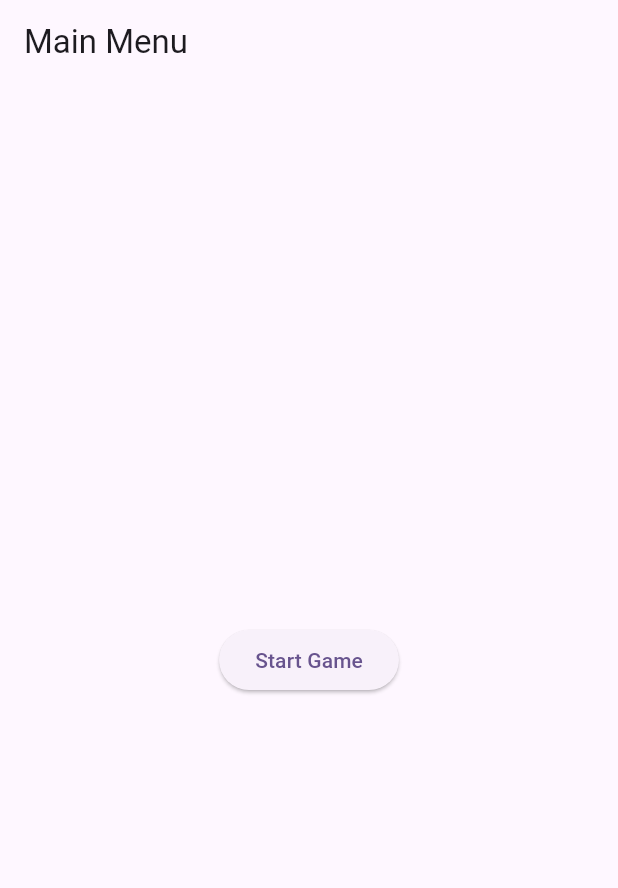
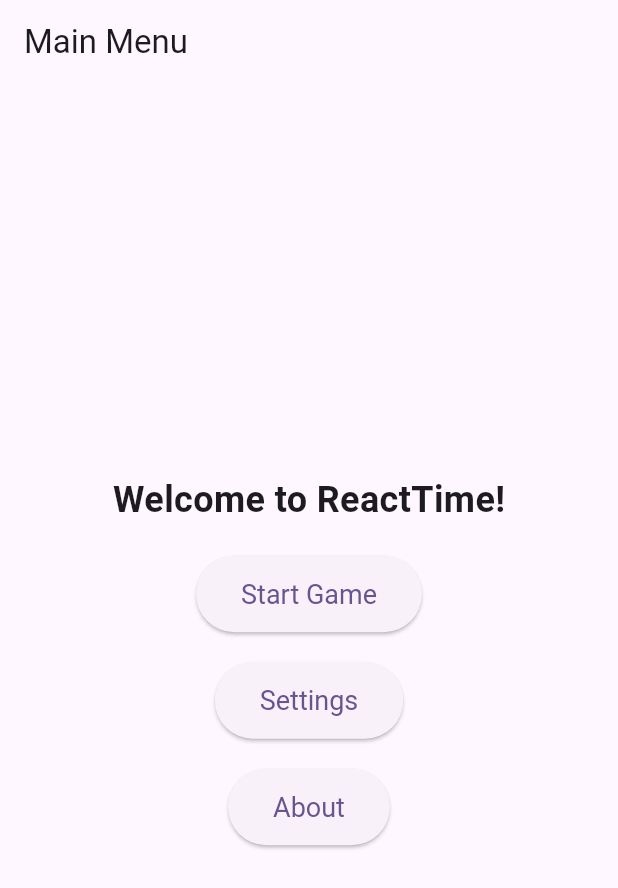
Before and after one commit to Mikkolyytikainen/ReactTimeGame, a Flutter app: the screen it shows after launch, on a phone screen of 412 x 824 dp. Shown: the top 888 px of the screen. Run offline on Flutter 3.47's test engine with Material 3 defaults, Android fonts, the phone set to English and light mode, and no system bars.

Commit message:
Uusia sivuja

```diff
--- a/lib/main.dart
+++ b/lib/main.dart
@@ -1,6 +1,8 @@
 import 'package:flutter/material.dart';
 import 'package:reacttime/views/game.dart';
 import 'package:reacttime/views/main_menu.dart';
+import 'package:reacttime/views/about.dart';
+import 'package:reacttime/views/settings.dart';
 
 void main() {
   runApp(const MyApp());
@@ -21,6 +23,8 @@ class MyApp extends StatelessWidget {
       routes: {
         '/main_menu': (context) => const MainMenu(),
         '/game': (context) => const GameScreen(),
+        '/about': (context) => const About(),
+        '/settings': (context) => const Settings(),
       },
     );
   }
--- a/lib/views/game.dart
+++ b/lib/views/game.dart
@@ -45,6 +45,12 @@ class _GameScreenState extends State<GameScreen> {
         _isGameStarted = false;
         _message = 'Your reaction time is $reactionTime ms';
       });
+    } else {
+      _timer.cancel();
+      setState(() {
+        _isGameStarted = false;
+        _message = 'You tapped too early!';
+      });
     }
   }
 
--- a/lib/views/main_menu.dart
+++ b/lib/views/main_menu.dart
@@ -1,5 +1,7 @@
 import 'package:flutter/material.dart';
+import 'package:reacttime/views/about.dart';
 import 'package:reacttime/views/game.dart';
+import 'package:reacttime/views/settings.dart';
 
 class MainMenu extends StatelessWidget {
   const MainMenu({super.key});
@@ -14,6 +16,14 @@ class MainMenu extends StatelessWidget {
         child: Column(
           mainAxisAlignment: MainAxisAlignment.center,
           children: <Widget>[
+            const Text(
+              'Welcome to ReactTime!',
+              style: TextStyle(
+                fontSize: 24,
+                fontWeight: FontWeight.bold,
+              ),
+            ),
+            const SizedBox(height: 20),
             ElevatedButton(
               onPressed: () {
                 Navigator.push(
@@ -22,6 +32,41 @@ class MainMenu extends StatelessWidget {
                 );
               },
               child: const Text('Start Game'),
+              style: ElevatedButton.styleFrom(
+                padding:
+                    const EdgeInsets.symmetric(horizontal: 30, vertical: 15),
+                textStyle: const TextStyle(fontSize: 18),
+              ),
+            ),
+            const SizedBox(height: 20),
+            ElevatedButton(
+              onPressed: () {
+                Navigator.push(
+                  context,
+                  MaterialPageRoute(builder: (context) => const About()),
+                );
+              },
+              child: const Text('Settings'),
+              style: ElevatedButton.styleFrom(
+                padding:
+                    const EdgeInsets.symmetric(horizontal: 30, vertical: 15),
+                textStyle: const TextStyle(fontSize: 18),
+              ),
+            ),
+            const SizedBox(height: 20),
+            ElevatedButton(
+              onPressed: () {
+                Navigator.push(
+                  context,
+                  MaterialPageRoute(builder: (context) => const About()),
+                );
+              },
+              child: const Text('About'),
+              style: ElevatedButton.styleFrom(
+                padding:
+                    const EdgeInsets.symmetric(horizontal: 30, vertical: 15),
+                textStyle: const TextStyle(fontSize: 18),
+              ),
             ),
           ],
         ),
--- a/pubspec.yaml
+++ b/pubspec.yaml
@@ -31,6 +31,7 @@ dependencies:
   flutter:
     sdk: flutter
 
+
   # The following adds the Cupertino Icons font to your application.
   # Use with the CupertinoIcons class for iOS style icons.
   cupertino_icons: ^1.0.8
@@ -52,10 +53,13 @@ dev_dependencies:
 # The following section is specific to Flutter packages.
 flutter:
 
+
   # The following line ensures that the Material Icons font is
   # included with your application, so that you can use the icons in
   # the material Icons class.
   uses-material-design: true
+  assets:
+    - images/reaction_time_icon.png
 
   # To add assets to your application, add an assets section, like this:
   # assets:
```
Also changed, not shown: lib/views/about.dart (added, +72 -0 lines), lib/views/settings.dart (added, +45 -0 lines), images/reaction_time_icon.png (added).
